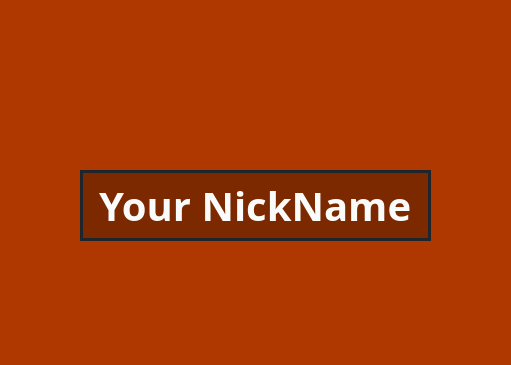
First picture: the form in screens/main.ui, repository ZinixZay/Game_Center, before the edit; both pictures show x 150 to 661 and y 0 to 365 of the 800 by 600 pixel window.
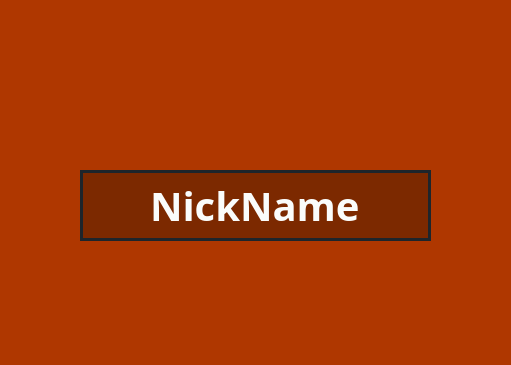
Second picture: the form after the edit.

Commit message: added lobby window

Diff of the .ui file:
```diff
--- a/screens/main.ui
+++ b/screens/main.ui
@@ -122,7 +122,7 @@
 background-color: rgb(124, 41, 0);</string>
     </property>
     <property name="text">
-     <string>Your NickName</string>
+     <string>NickName</string>
     </property>
     <property name="alignment">
      <set>Qt::AlignCenter</set>
```
The commit also changes 5 other files.
